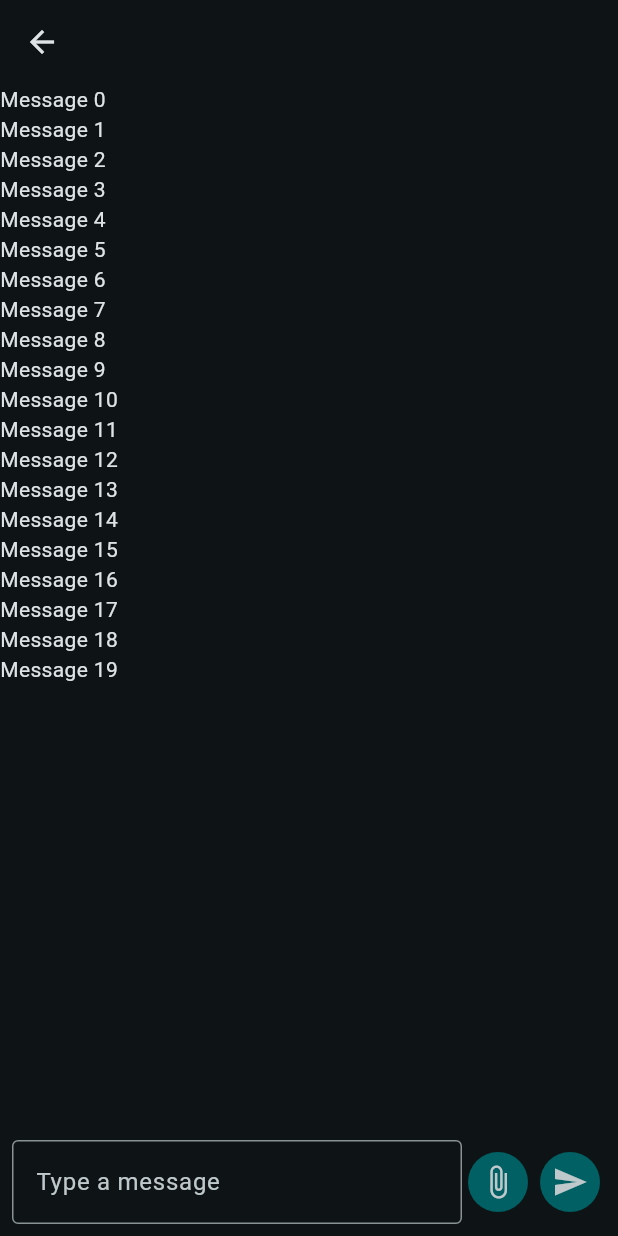
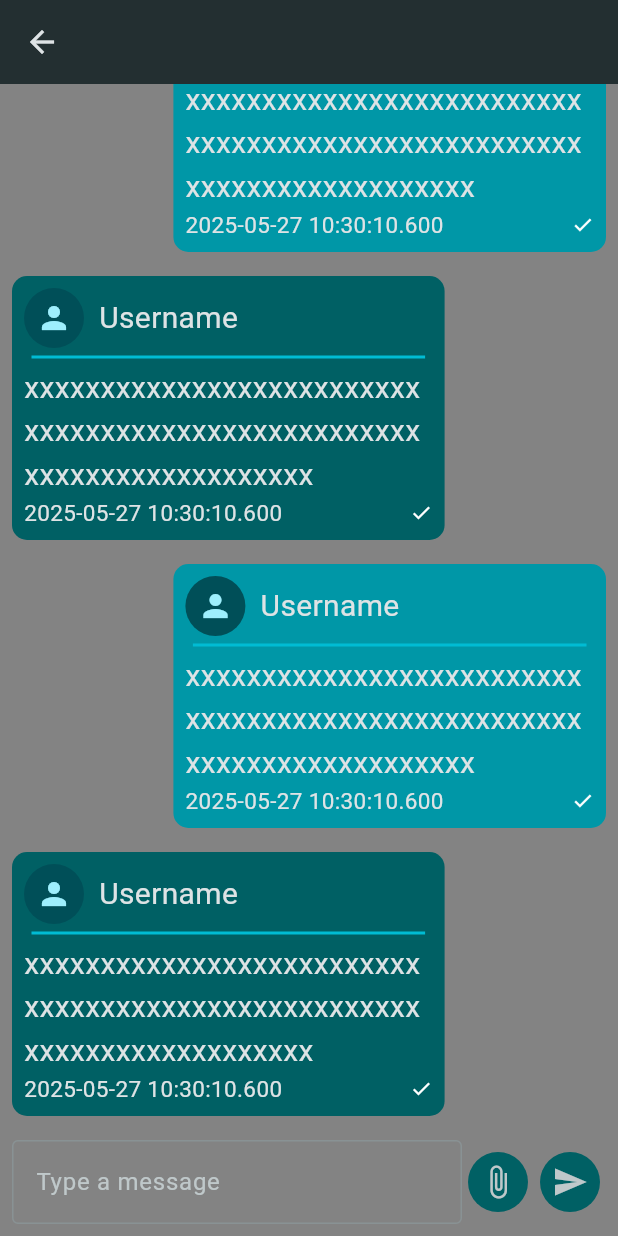
Before and after one commit to q-13t/Apatit, a Flutter app: the ChatView screen opened directly with empty values, on a phone screen of 412 x 824 dp. Run offline on Flutter 3.47's test engine with Material 3 defaults, Android fonts, the light colour scheme and no system bars; our stand-ins replace flutter_secure_storage, local_auth, shared_preferences, toastification; accounts and stored records are empty; network calls fail.

Commit message:
WIP: Message

```diff
--- a/lib/MainPage/components/Chat/chat_view.dart
+++ b/lib/MainPage/components/Chat/chat_view.dart
@@ -1,7 +1,10 @@
+import 'dart:math';
+
 import 'package:apatite/MainPage/components/Chat/elements/message_tile.dart';
 import 'package:apatite/MainPage/components/empty_widget.dart';
 import 'package:apatite/models/chat_tile_model.dart';
 import 'package:apatite/utils/enums.dart';
+import 'package:apatite/utils/logger.dart';
 import 'package:flutter/material.dart';
 
 class ChatView extends StatefulWidget {
@@ -15,20 +18,70 @@ class ChatView extends StatefulWidget {
   State<ChatView> createState() => _ChatViewState();
 }
 
-class _ChatViewState extends State<ChatView> {
+class _ChatViewState extends State<ChatView> with ChangeNotifier {
   final _scrollController = ScrollController();
   final ValueNotifier<List<MessageModel>> messages = ValueNotifier([]);
+  String myInput = '';
+  final Logger _logger = Logger("ChatView");
+  final _textController = TextEditingController();
 
   @override
   void initState() {
-    messages.value = List.generate(20, (index) => MessageModel(id: index, sender: index.isEven ? widget.model.id : 0, data: 'Message $index', status: MessageStatus.sent, timeStamp: DateTime.now().toString(), type: MessageType.text, isMine: index.isEven));
     super.initState();
+    messages.value = List.generate(
+      20,
+      (index) => MessageModel(
+        id: index,
+        sender: index.isEven ? widget.model.id : 0,
+        data: List.generate(Random().nextInt(150) + 1, (index) => 'x').join(),
+        status: MessageStatus.values.elementAt(Random().nextInt(MessageStatus.values.length)),
+        timeStamp: DateTime.now().toString(),
+        type: MessageType.values.elementAt(Random().nextInt(MessageType.values.length)),
+        isMine: index.isEven,
+      ),
+    );
+    WidgetsBinding.instance.addPostFrameCallback((_) {
+      _scrollController.jumpTo(_scrollController.position.maxScrollExtent);
+    });
+  }
+
+  void sendMessage() {
+    addMyText(myInput);
+    _logger.debug("Messages: ${myInput}");
+    // _scrollController.jumpTo(_scrollController.position.maxScrollExtent);
+  }
+
+  void addMyText(String text) {
+    messages.value.add(
+      MessageModel(
+        id: messages.value.length,
+        sender: widget.model.id,
+        data: text,
+        status: MessageStatus.sent,
+        timeStamp: DateTime.now().toString(),
+        type: MessageType.text,
+        isMine: true,
+      ),
+    );
+    messages.notifyListeners();
+    _textController.clear();
+    WidgetsBinding.instance.addPostFrameCallback((_) {
+      _scrollController.animateTo(
+        _scrollController.position.maxScrollExtent,
+        duration: Duration(seconds: 2),
+        curve: Curves.easeInOut,
+      );
+    });
   }
 
   @override
   Widget build(BuildContext context) {
     return Scaffold(
-      appBar: AppBar(title: Text(widget.model.name), leading: IconButton(onPressed: () => widget.changePage(Pages.chats), icon: Icon(Icons.arrow_back))),
+      appBar: AppBar(
+        title: Text(widget.model.name),
+        leading: IconButton(onPressed: () => widget.changePage(Pages.chats), icon: Icon(Icons.arrow_back)),
+      ),
+      backgroundColor: Color.fromARGB(169, 68, 68, 68),
       resizeToAvoidBottomInset: true,
       body: Column(
         children: [
@@ -40,16 +93,12 @@ class _ChatViewState extends State<ChatView> {
                   if (value.isEmpty) {
                     return WowSoEmpty();
                   }
-                  return ValueListenableBuilder(
-                    valueListenable: messages,
-                    builder: (context, value, child) {
-                      return ListView.builder(
-                        controller: _scrollController,
-                        itemCount: value.length,
-                        itemBuilder: (context, index) {
-                          return MessageTile(model: value[index]);
-                        },
-                      );
+                  _logger.debug("Messages: ${value[value.length - 1]}");
+                  return ListView.builder(
+                    controller: _scrollController,
+                    itemCount: value.length,
+                    itemBuilder: (context, index) {
+                      return MessageTile(model: value[index]);
                     },
                   );
                 },
@@ -60,19 +109,31 @@ class _ChatViewState extends State<ChatView> {
             padding: const EdgeInsets.all(8.0),
             child: Row(
               children: [
-                Expanded(child: TextField(decoration: InputDecoration(hintText: 'Type a message', border: OutlineInputBorder()))),
+                Expanded(
+                  child: TextField(
+                    controller: _textController,
+                    decoration: InputDecoration(hintText: 'Type a message', border: OutlineInputBorder()),
+                    onChanged: (value) => {myInput = value},
+                  ),
+                ),
                 IconButton(
                   icon: Icon(Icons.attach_file),
-                  style: ButtonStyle(shape: WidgetStateProperty.all(RoundedRectangleBorder(borderRadius: BorderRadius.circular(50))), backgroundColor: WidgetStateProperty.all(Colors.cyan[900])),
+                  style: ButtonStyle(
+                    shape: WidgetStateProperty.all(RoundedRectangleBorder(borderRadius: BorderRadius.circular(50))),
+                    backgroundColor: WidgetStateProperty.all(Colors.cyan[900]),
+                  ),
                   onPressed: () {
                     // Handle attach button press
                   },
                 ),
                 IconButton(
-                  style: ButtonStyle(shape: WidgetStateProperty.all(RoundedRectangleBorder(borderRadius: BorderRadius.circular(50))), backgroundColor: WidgetStateProperty.all(Colors.cyan[900])),
+                  style: ButtonStyle(
+                    shape: WidgetStateProperty.all(RoundedRectangleBorder(borderRadius: BorderRadius.circular(50))),
+                    backgroundColor: WidgetStateProperty.all(Colors.cyan[900]),
+                  ),
                   icon: Icon(Icons.send),
                   onPressed: () {
-                    // Handle send button press
+                    sendMessage();
                   },
                 ),
               ],
@@ -93,7 +154,15 @@ class MessageModel {
   final MessageType type;
   final bool isMine;
 
-  MessageModel({required this.id, required this.sender, required this.data, required this.status, required this.timeStamp, required this.type, required this.isMine});
+  MessageModel({
+    required this.id,
+    required this.sender,
+    required this.data,
+    required this.status,
+    required this.timeStamp,
+    required this.type,
+    required this.isMine,
+  });
 
   @override
   String toString() {
--- a/lib/MainPage/components/Chat/elements/message_tile.dart
+++ b/lib/MainPage/components/Chat/elements/message_tile.dart
@@ -1,4 +1,7 @@
+import 'dart:typed_data';
+
 import 'package:apatite/MainPage/components/Chat/chat_view.dart';
+import 'package:apatite/utils/enums.dart';
 import 'package:flutter/material.dart';
 
 class MessageTile extends StatefulWidget {
@@ -11,19 +14,93 @@ class MessageTile extends StatefulWidget {
 }
 
 class _MessageTileState extends State<MessageTile> {
+  ValueNotifier<UserModel?> user = ValueNotifier(UserModel(id: 0, username: "test", pfp: 0));
+
   @override
   Widget build(BuildContext context) {
-    if (widget.model.isMine) {
-      return buildMineMessage(context, widget.model);
-    }
-    return buildIncomingMessage(context, widget.model);
+    return Align(
+      alignment: widget.model.isMine ? Alignment.centerRight : Alignment.centerLeft,
+      child: Container(
+        constraints: BoxConstraints(maxWidth: MediaQuery.of(context).size.width * 0.7),
+        padding: const EdgeInsets.all(8.0),
+        margin: const EdgeInsets.all(8.0),
+        decoration: BoxDecoration(
+          borderRadius: BorderRadius.circular(10),
+          color: widget.model.isMine ? Colors.cyan[700] : Colors.cyan[900],
+        ),
+        child: Column(
+          crossAxisAlignment: CrossAxisAlignment.start,
+          mainAxisAlignment: MainAxisAlignment.center,
+          children: [
+            ValueListenableBuilder(
+              valueListenable: user,
+              builder: (context, value, child) {
+                if (value == null) {
+                  return CircleAvatar(child: Icon(Icons.person));
+                } else {
+                  return Row(
+                    children: [
+                      CircleAvatar(child: Icon(Icons.person)),
+                      const SizedBox(width: 10),
+                      Text("Username", style: TextStyle(fontSize: 20)),
+                    ],
+                  );
+                }
+              },
+            ),
+            Padding(
+              padding: EdgeInsets.all(5),
+              child: Container(height: 2, width: double.infinity, color: Colors.cyan[500]),
+            ),
+            buildMedia(context, widget.model),
+            Text(widget.model.data, style: TextStyle(fontSize: 20), textAlign: TextAlign.start),
+            Row(
+              mainAxisSize: MainAxisSize.min,
+              children: [
+                Text(widget.model.timeStamp, style: TextStyle(fontSize: 15)),
+                const Spacer(),
+                getIcon(context, widget.model.status),
+              ],
+            ),
+          ],
+        ),
+      ),
+    );
   }
 
-  Widget buildMineMessage(BuildContext context, MessageModel model) {
-    return Text(model.data);
+  Widget buildMedia(BuildContext context, MessageModel model) {
+    switch (model.type) {
+      case MessageType.image:
+        return Placeholder();
+      case MessageType.video:
+        return Placeholder();
+      case MessageType.audio:
+        return Placeholder();
+      case MessageType.file:
+        return Placeholder();
+      default:
+        return Container();
+    }
   }
 
-  Widget buildIncomingMessage(BuildContext context, MessageModel model) {
-    return Text(model.data);
+  getIcon(BuildContext context, MessageStatus type) {
+    switch (type) {
+      case MessageStatus.delivered:
+        return Icon(Icons.done_outline_rounded, size: 15);
+      case MessageStatus.failed:
+        return Icon(Icons.error, size: 15);
+      case MessageStatus.seen:
+        return Icon(Icons.done_all, size: 15);
+      case MessageStatus.sent:
+        return Icon(Icons.done, size: 15);
+    }
   }
 }
+
+class UserModel {
+  final String username;
+  final int id;
+  final int pfp;
+
+  UserModel({required this.username, required this.id, required this.pfp});
+}
--- a/lib/utils/Enums.dart
+++ b/lib/utils/Enums.dart
@@ -1,6 +1,12 @@
 enum Pages { profile, settings, chat, chats, newChat }
 
-final pagesWrapper = {Pages.profile: 'Profile', Pages.settings: 'Settings', Pages.chat: 'Chat', Pages.chats: 'Messages', Pages.newChat: 'New Chat'};
+final pagesWrapper = {
+  Pages.profile: 'Profile',
+  Pages.settings: 'Settings',
+  Pages.chat: 'Chat',
+  Pages.chats: 'Messages',
+  Pages.newChat: 'New Chat',
+};
 
 enum Status { online, offline }
 
@@ -8,13 +14,36 @@ final statusWrapper = {Status.online: 'Online', Status.offline: 'Offline'};
 
 enum MessageType { text, image, video, audio, file }
 
-final messageTypeWrapper = {MessageType.text: 'Text', MessageType.image: 'Image', MessageType.video: 'Video', MessageType.audio: 'Audio', MessageType.file: 'File'};
+final messageTypeWrapper = {
+  MessageType.text: 'Text',
+  MessageType.image: 'Image',
+  MessageType.video: 'Video',
+  MessageType.audio: 'Audio',
+  MessageType.file: 'File',
+};
 
-enum MessageStatus { sent, seen, delivered, read, failed }
+enum MessageStatus { sent, seen, delivered, failed }
 
-final messageStatusWrapper = {MessageStatus.sent: 'Sent', MessageStatus.seen: 'Seen', MessageStatus.delivered: 'Delivered', MessageStatus.read: 'Read', MessageStatus.failed: 'Failed'};
+final messageStatusWrapper = {
+  MessageStatus.sent: 'Sent',
+  MessageStatus.seen: 'Seen',
+  MessageStatus.delivered: 'Delivered',
+  MessageStatus.failed: 'Failed',
+};
 
-enum WSMType { getMessage, sendMessage, deleteMessage, updateMessage, getChats, sendFile, deleteFile, updateFile, getUsersByName, getPFP, newChatPrivate }
+enum WSMType {
+  getMessage,
+  sendMessage,
+  deleteMessage,
+  updateMessage,
+  getChats,
+  sendFile,
+  deleteFile,
+  updateFile,
+  getUsersByName,
+  getPFP,
+  newChatPrivate,
+}
 
 // ignore: non_constant_identifier_names
 final WSMTWrapper = {
```
